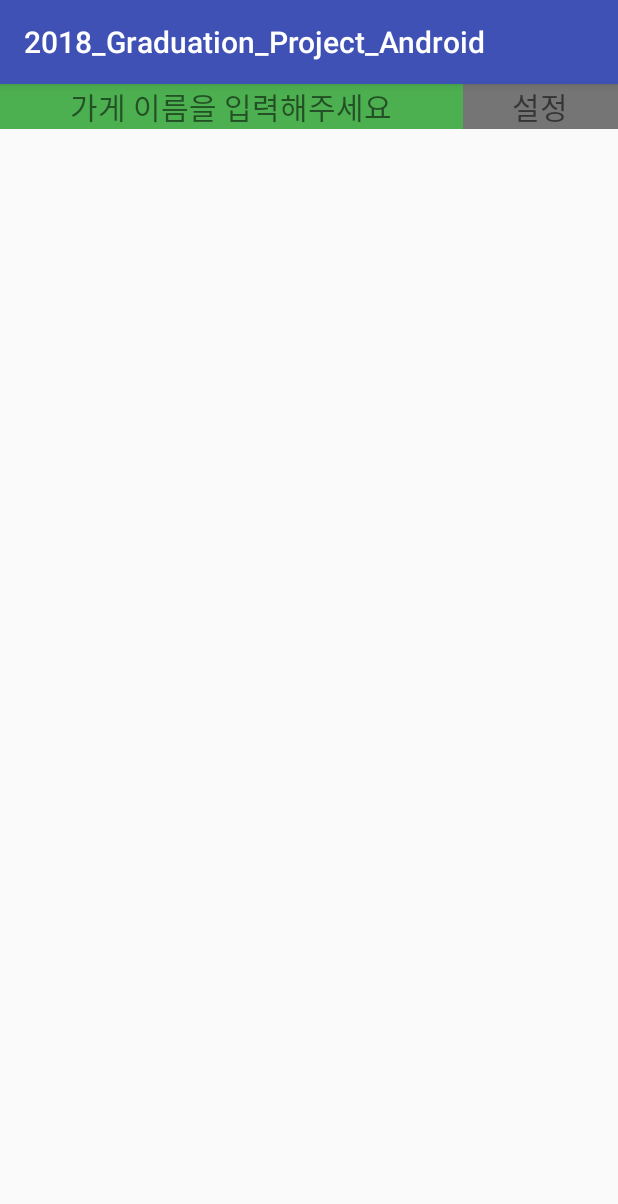
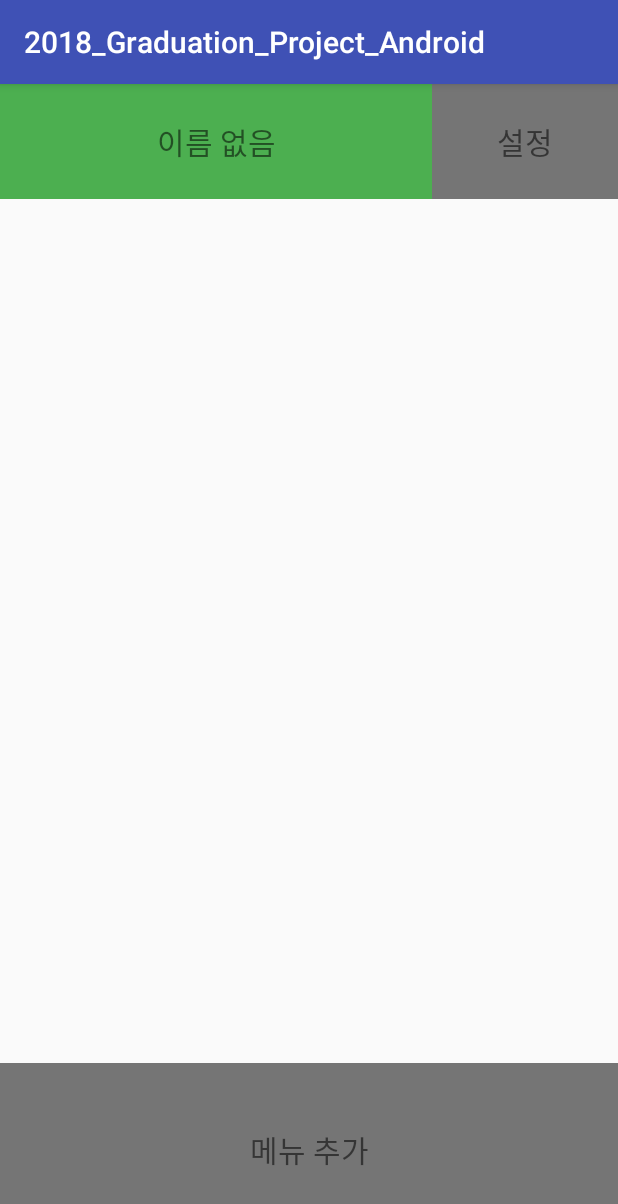
Before and after one commit to skm0416/Works-From-2017, an Android app: the screen it shows after launch (MainActivity), on a phone screen of 412 x 824 dp. Shown: the top 1204 px of the screen. Run offline under Robolectric (Android 15) with nearby library versions, the phone set to English and light mode, and no system bars.

Commit message:
onclick textedit, layout

```diff
--- a/app/src/main/java/com/example/master/a2018_graduation_project_android/MainActivity.kt
+++ b/app/src/main/java/com/example/master/a2018_graduation_project_android/MainActivity.kt
@@ -14,23 +14,20 @@ class MainActivity : AppCompatActivity() {
     override fun onCreate(savedInstanceState: Bundle?) {
         super.onCreate(savedInstanceState)
         setContentView(R.layout.activity_main)
-        val alert = AlertDialog.Builder(this)
         val shopName = findViewById<TextView>(R.id.shop_name)
+
         shopName.setOnClickListener{
+            val alert = AlertDialog.Builder(this)
+            alert.setTitle("set shop name")
+            alert.setMessage("or cancel it")
+
+            val name = EditText(this)
+            name.setText(shopName.text)
+            alert.setView(name)
+
+            alert.setPositiveButton("save") { dialog, whichButton -> shopName.text = name.text.toString() }
+            alert.setNegativeButton("cancel") { dialog, whichButton ->}
             alert.show()
         }
-
-        alert.setTitle("Input your name")
-        alert.setMessage("Plz, input your name")
-
-        val name = EditText(this)
-        alert.setView(name)
-
-        alert.setPositiveButton("ok") { dialog, whichButton -> shopName.text = name.text }
-        alert.setNegativeButton("no") { dialog, whichButton -> }
-
-
-
-
     }
 }
--- a/app/src/main/res/layout/activity_main.xml
+++ b/app/src/main/res/layout/activity_main.xml
@@ -7,23 +7,27 @@
     tools:context=".MainActivity">
     <LinearLayout
         android:layout_width="match_parent"
-        android:layout_height="30dp"
-        android:weightSum="4">
+        android:layout_height="match_parent"
+        android:orientation="vertical">
+        <LinearLayout
+            android:layout_width="match_parent"
+            android:layout_height="0dp"
+            android:layout_weight="0.1">
 
             <TextView
                 android:padding="0dp"
                 android:layout_width="0dp"
-            android:layout_weight="3"
+                android:layout_weight="0.7"
                 android:gravity="center"
                 android:background="@color/green"
-            android:text="가게 이름을 입력해주세요"
+                android:text="이름 없음"
                 android:textSize="20sp"
                 android:id="@+id/shop_name"
                 android:layout_height="match_parent" />
             <TextView
                 android:padding="0dp"
                 android:layout_width="0dp"
-            android:layout_weight="1"
+                android:layout_weight="0.3"
                 android:gravity="center"
                 android:background="@color/gray"
                 android:text="설정"
@@ -32,5 +36,29 @@
 
         </LinearLayout>
 
+        <LinearLayout
+            android:layout_width="match_parent"
+            android:layout_height="0dp"
+            android:layout_weight="0.75">
+        </LinearLayout>
+
+        <LinearLayout
+            android:layout_width="match_parent"
+            android:layout_height="0dp"
+            android:layout_weight="0.15"
+            android:gravity="bottom">
+
+            <TextView
+                android:layout_width="match_parent"
+                android:layout_height="match_parent"
+                android:background="@color/gray"
+                android:gravity="center"
+                android:padding="0dp"
+                android:text="메뉴 추가"
+                android:textSize="20sp" />
+        </LinearLayout>
+    </LinearLayout>
+
+
 
 </android.support.constraint.ConstraintLayout>
--- a/app/src/main/res/values/strings.xml
+++ b/app/src/main/res/values/strings.xml
@@ -3,4 +3,7 @@
     <color name="green">#4caf50</color>
     <color name="red">#d32f2f</color>
     <color name="gray">#757575</color>
+    <color name="white">#ffffff</color>
+    <color name="blue">#1565c0</color>
+
 </resources>
```
Lines whose indentation alone changed are shown as unchanged.
